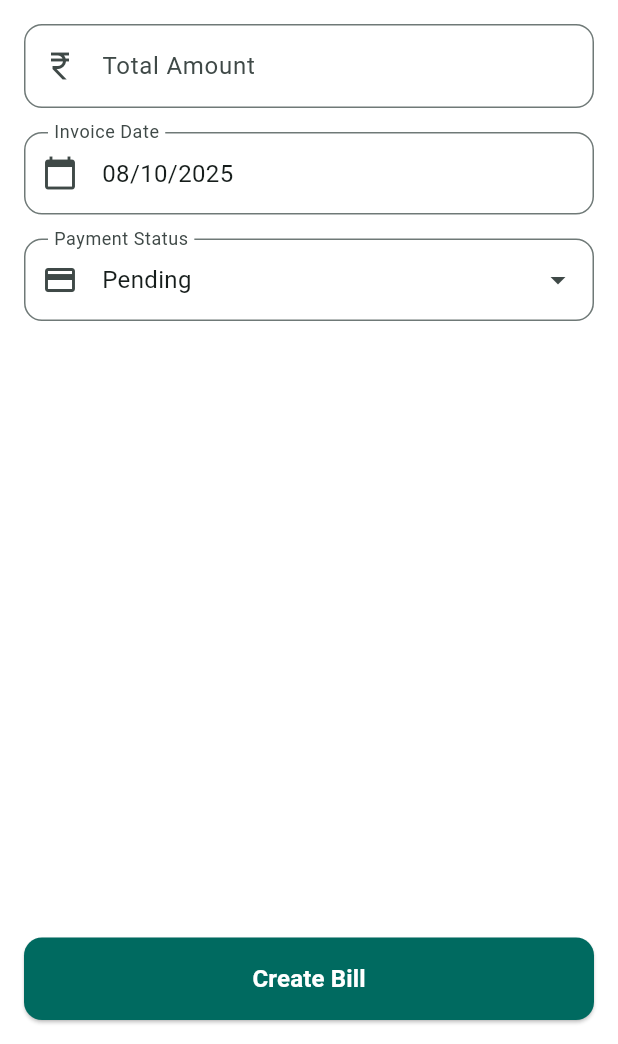
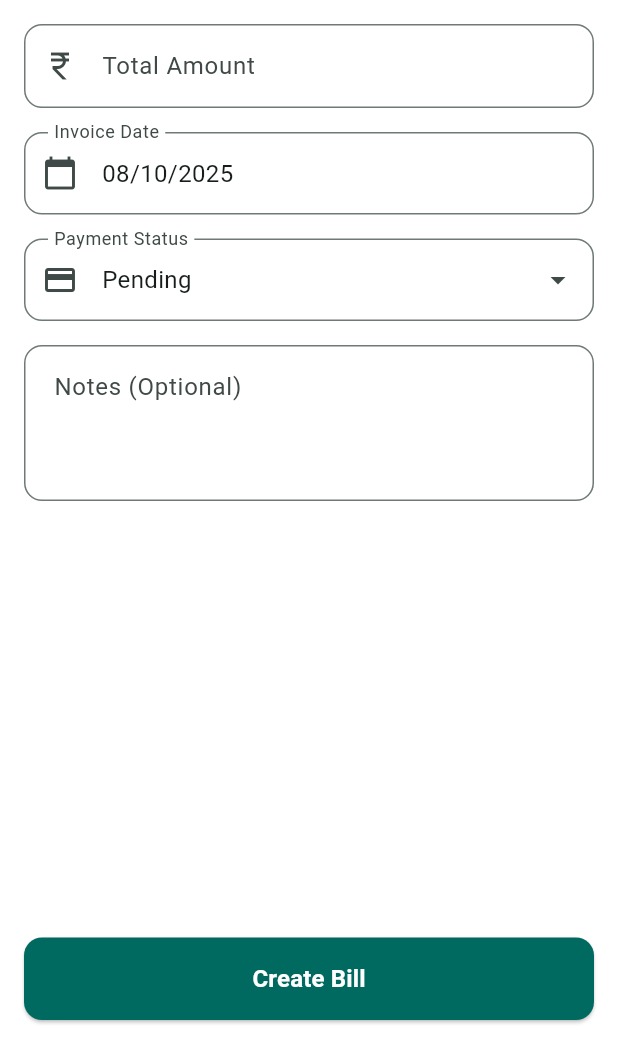
Before and after one commit to kookiesagency/plasticmart_billing, a Flutter app: the AddOfflineBillScreen screen opened directly, on a phone screen of 412 x 824 dp, the part 192-1236 px from its top. Run offline on Flutter 3.47's test engine with Material 3 defaults, Android fonts, the phone set to English and light mode, and no system bars; our stand-ins replace pdf, printing, share_plus, shared_preferences, supabase_flutter; accounts and stored records are empty.

Commit message:
fix(mobile): restore notes field for offline bill (save to payments table)
- Add notes field back to offline bill screen (matching web version)
- Save notes to payments table when payment is created
- Create migration to add notes column to payments table
- Use web's pattern: notes ?? 'Quick entry payment'

Migration required: Run database/add_notes_to_payments.sql

🤖 Generated with [Claude Code](https://claude.com/claude-code)

Co-Authored-By: Claude <noreply@anthropic.com>

```diff
--- a/mobile/lib/providers/invoice_provider.dart
+++ b/mobile/lib/providers/invoice_provider.dart
@@ -450,6 +450,7 @@ class InvoiceProvider with ChangeNotifier {
     required String invoiceDate,
     required double totalAmount,
     required double amountReceived,
+    String? notes,
   }) async {
     _isLoading = true;
     _errorMessage = null;
@@ -482,6 +483,7 @@ class InvoiceProvider with ChangeNotifier {
           'amount': amountReceived,
           'payment_date': invoiceDate,
           'payment_method': 'cash',
+          'notes': notes ?? 'Quick entry payment',
         });
       }
 
--- a/mobile/lib/screens/invoices/add_offline_bill_screen.dart
+++ b/mobile/lib/screens/invoices/add_offline_bill_screen.dart
@@ -18,6 +18,7 @@ class _AddOfflineBillScreenState extends State<AddOfflineBillScreen> {
   final _formKey = GlobalKey<FormState>();
   final _totalAmountController = TextEditingController();
   final _amountReceivedController = TextEditingController();
+  final _notesController = TextEditingController();
 
   Party? _selectedParty;
   DateTime _selectedDate = DateTime.now();
@@ -36,6 +37,7 @@ class _AddOfflineBillScreenState extends State<AddOfflineBillScreen> {
   void dispose() {
     _totalAmountController.dispose();
     _amountReceivedController.dispose();
+    _notesController.dispose();
     super.dispose();
   }
 
@@ -138,6 +140,7 @@ class _AddOfflineBillScreenState extends State<AddOfflineBillScreen> {
       invoiceDate: DateFormat('yyyy-MM-dd').format(_selectedDate),
       totalAmount: amount,
       amountReceived: amountReceived,
+      notes: _notesController.text.trim().isEmpty ? null : _notesController.text.trim(),
     );
 
     setState(() => _isLoading = false);
@@ -332,6 +335,24 @@ class _AddOfflineBillScreenState extends State<AddOfflineBillScreen> {
                       ),
                       const SizedBox(height: 16),
                     ],
+
+                    // Notes (Optional)
+                    TextFormField(
+                      controller: _notesController,
+                      decoration: InputDecoration(
+                        labelText: 'Notes (Optional)',
+                        hintText: 'Add any additional notes...',
+                        border: OutlineInputBorder(
+                          borderRadius: BorderRadius.circular(12),
+                        ),
+                        contentPadding: const EdgeInsets.all(16),
+                        alignLabelWithHint: true,
+                      ),
+                      maxLines: 3,
+                      textAlignVertical: TextAlignVertical.top,
+                      textCapitalization: TextCapitalization.sentences,
+                      textInputAction: TextInputAction.done,
+                    ),
                   ],
                 ),
               ),
```
Also changed, not shown: 1 other file.
